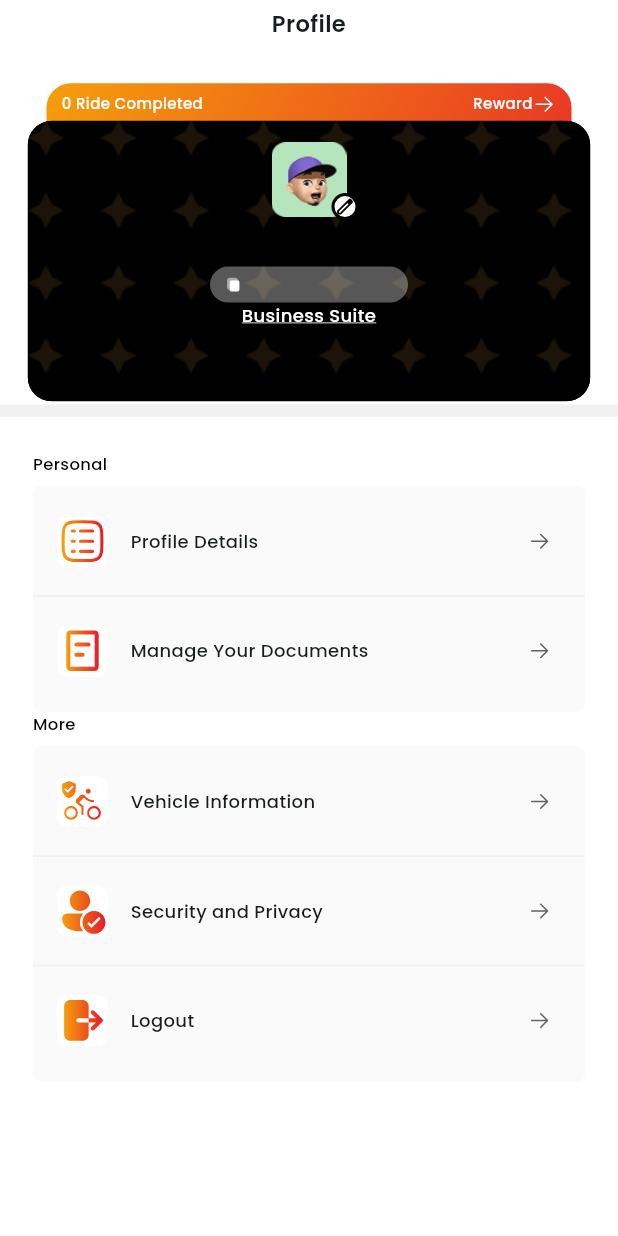
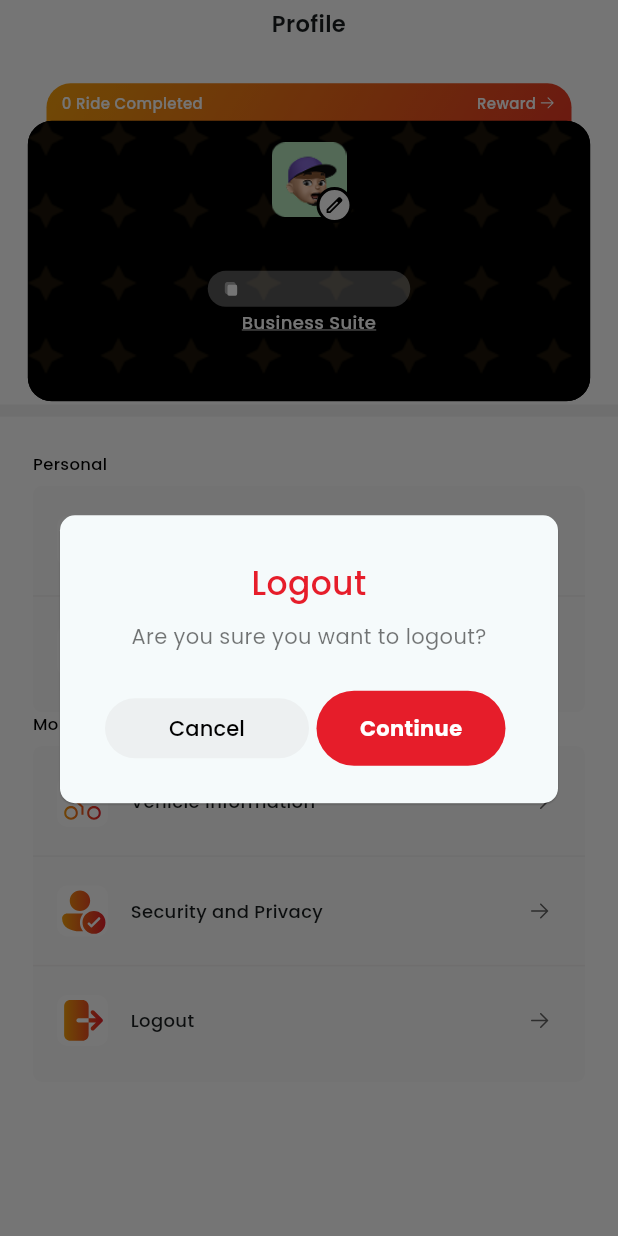
Before and after one commit to FreedomGhanaLabs/FreedomDiver, a Flutter app: the ProfileScreen screen opened by its route, after a tap on "Logout", on a phone screen of 412 x 824 dp. Run offline on Flutter 3.47's test engine with Material 3 defaults, Android fonts, the phone set to English and light mode, and no system bars; drawn by our look-alikes of loader_overlay; our stand-ins replace awesome_dialog, awesome_snackbar_content, bloc, country_code_picker, dio, dotted_border and 25 more; missing offline and left inert: country_state_city_picker, flutter_polyline_points; accounts and stored records are empty; network calls fail; project files that could hold a hidden picture were left out.

Commit message:
changed 12 files

```diff
--- /dev/null
+++ b/devtools_options 2.yaml
@@ -0,0 +1,3 @@
+description: This file stores settings for Dart & Flutter DevTools.
+documentation: https://docs.flutter.dev/tools/devtools/extensions#configure-extension-enablement-states
+extensions:
--- a/lib/feature/documents/cubit/driver_document_state.dart
+++ b/lib/feature/documents/cubit/driver_document_state.dart
@@ -15,11 +15,11 @@ class DocumentLoading extends DocumentState {}
 class DocumentSuccess extends DocumentState {}
 
 class DocumentLoaded extends DocumentState {
-  const DocumentLoaded(this.driver);
-  final DriverDocument driver;
+  const DocumentLoaded(this.document);
+  final DriverDocument document;
 
   @override
-  List<Object?> get props => [driver];
+  List<Object?> get props => [document];
 }
 
 class DocumentError extends DocumentState {
--- a/lib/feature/profile/view/profile_screen.dart
+++ b/lib/feature/profile/view/profile_screen.dart
@@ -9,6 +9,7 @@ import 'package:freedomdriver/feature/profile/widget/stacked_profile_card.dart';
 import 'package:freedomdriver/shared/app_config.dart';
 import 'package:freedomdriver/shared/widgets/decorated_back_button.dart';
 import 'package:freedomdriver/utilities/responsive.dart';
+import 'package:freedomdriver/utilities/show_dialog.dart';
 import 'package:freedomdriver/utilities/ui.dart';
 import 'package:get/get_utils/get_utils.dart';
 
@@ -19,7 +20,7 @@ import '../../authentication/login/view/login_form_screen.dart';
 
 class ProfileScreen extends StatefulWidget {
   const ProfileScreen({super.key, this.hasBackButton = false});
-  static const routeName = '/profileScreen';
+  static const routeName = '/profile-screen';
   final bool hasBackButton;
 
   @override
@@ -67,11 +68,7 @@ class _ProfileScreenState extends State<ProfileScreen> {
                       ).pushNamed(AvailabilityDashboard.routeName);
                     },
                     onTapLogout:
-                        () =>
-                        // showAlert.switch (expression) {
-                    //   pattern => value,
-                        // }
-                        (
+                        () => showAlertDialog(
                           context,
                           'Logout',
                           'Are you sure you want to logout?',
@@ -98,6 +95,7 @@ class _ProfileScreenState extends State<ProfileScreen> {
                             }, showOverlay: true);
                           },
                         ),
+
                   ),
                   const VSpace(whiteSpace),
                 ],
--- a/lib/feature/profile/widget/stacked_profile_card.dart
+++ b/lib/feature/profile/widget/stacked_profile_card.dart
@@ -1,5 +1,6 @@
 import 'package:flutter/material.dart';
 import 'package:flutter_bloc/flutter_bloc.dart';
+import 'package:freedomdriver/feature/documents/cubit/driver_document_cubit.dart';
 import 'package:freedomdriver/feature/driver/cubit/driver_cubit.dart';
 import 'package:freedomdriver/feature/driver/cubit/driver_state.dart';
 import 'package:freedomdriver/feature/driver/extension.dart';
@@ -11,6 +12,10 @@ import 'package:freedomdriver/shared/widgets/app_icon.dart';
 import 'package:freedomdriver/utilities/copy_to_clipboard.dart';
 import 'package:freedomdriver/utilities/responsive.dart';
 import 'package:freedomdriver/utilities/ui.dart';
+
+import '../../../utilities/pick_file.dart';
+import '../../documents/cubit/driver_document_state.dart';
+import '../../main_activity/cubit/main_activity_cubit.dart';
 
 class ProfileCard extends StatelessWidget {
   const ProfileCard({super.key});
@@ -25,6 +30,11 @@ class ProfileCard extends StatelessWidget {
         final completedRides = earning?.completedRides ?? 0;
         return BlocBuilder<DriverCubit, DriverState>(
           builder: (context, state) {
+            final documentCubit = context.watch<DocumentCubit>();
+            final document =
+                documentCubit.state is DocumentLoaded
+                    ? documentCubit.state
+                    : null;
             return Stack(
               alignment: Alignment.center,
               clipBehavior: Clip.none,
@@ -44,7 +54,12 @@ class ProfileCard extends StatelessWidget {
                     child: Row(
                       crossAxisAlignment: CrossAxisAlignment.start,
                       children: [
-                        Text(
+                        InkWell(
+                          onTap:
+                              () => context
+                                  .read<MainActivityCubit>()
+                                  .changeIndex(2),
+                          child: Text(
                             '$completedRides Ride${completedRides <= 1 ? '' : 's'} Completed',
                             textAlign: TextAlign.center,
                             style: TextStyle(
@@ -53,9 +68,17 @@ class ProfileCard extends StatelessWidget {
                               fontWeight: FontWeight.w500,
                             ),
                           ),
+                        ),
                         Spacer(),
+                        InkWell(
+                          onTap:
+                              () => context
+                                  .read<MainActivityCubit>()
+                                  .changeIndex(1),
+                          child: Row(
+                            children: [
                               Text(
-                          'Reward',
+                                'Reward ',
                                 textAlign: TextAlign.center,
                                 style: TextStyle(
                                   color: Colors.white,
@@ -63,7 +86,11 @@ class ProfileCard extends StatelessWidget {
                                   fontWeight: FontWeight.w500,
                                 ),
                               ),
-                        AppIcon(iconName: 'arrow_right_icon'),
+                              AppIcon(iconName: 'arrow_right_icon', height: 12),
+                            ],
+                          ),
+                        ),
+
                       ],
                     ),
                   ),
@@ -108,9 +135,19 @@ class ProfileCard extends StatelessWidget {
                                 ),
                               ),
                               Positioned(
-                                bottom: -2,
-                                right: -8,
+                                bottom: -4,
+                                right: -4,
+                                child: InkWell(
+                                  onTap: () {
+                                    pickFile(
+                                      context,
+                                      title: 'Update Profile Picture',
+                                      description:
+                                          'Select a new photo to refresh your profile image',
+                                    );
+                                  },
                                   child: Container(
+                                    padding: const EdgeInsets.all(3),
                                     decoration: BoxDecoration(
                                       shape: BoxShape.circle,
                                       color: Colors.white,
@@ -121,10 +158,11 @@ class ProfileCard extends StatelessWidget {
                                     ),
                                   ),
                                 ),
+                              ),
                             ],
                           ),
                         ),
-                        const VSpace(2),
+                        const VSpace(medWhiteSpace),
                         Text(
                           context.driver?.fullName ?? '',
                           textAlign: TextAlign.center,
@@ -134,9 +172,9 @@ class ProfileCard extends StatelessWidget {
                             fontWeight: FontWeight.w500,
                           ),
                         ),
-                        const VSpace(smallWhiteSpace),
+                        const VSpace(medWhiteSpace),
                         Container(
-                          width: 132,
+                          width: 135,
                           height: 24,
                           padding: const EdgeInsets.only(left: 10),
                           decoration: ShapeDecoration(
@@ -154,7 +192,7 @@ class ProfileCard extends StatelessWidget {
                             child: Row(
                               children: [
                                 const AppIcon(iconName: 'copy_button_icon'),
-                                const HSpace(7),
+                                const HSpace(extraSmallWhiteSpace),
                                 Text(
                                   context.driver?.phone ??
                                       context.driver?.email ??
@@ -170,6 +208,7 @@ class ProfileCard extends StatelessWidget {
                             ),
                           ),
                         ),
+                        VSpace(2),
                         const Text(
                           'Business Suite',
                           textAlign: TextAlign.center,
--- a/lib/router/router.dart
+++ b/lib/router/router.dart
@@ -28,6 +28,7 @@ import 'package:freedomdriver/shared/screens/success_screen.dart';
 import 'package:freedomdriver/shared/screens/verification_status_screen.dart';
 
 import '../feature/documents/ghana_card/view/ghana_card_form.dart';
+import '../feature/profile/view/profile_image_cropper.dart';
 
 Route<dynamic> onGenerateRoute(RouteSettings settings) {
   log('Next Route: ${settings.name}');
@@ -144,6 +145,11 @@ Route<dynamic> onGenerateRoute(RouteSettings settings) {
         (_) => const ProfileDetails(),
         settings: settings,
       );
+    case ProfileImageCropper.routeName:
+      return _pageBuilder(
+        (_) => const ProfileImageCropper(),
+        settings: settings,
+      );
     case DocumentManagementScreen.routeName:
       return _pageBuilder(
         (_) => const DocumentManagementScreen(),
--- a/lib/utilities/show_dialog.dart
+++ b/lib/utilities/show_dialog.dart
@@ -16,13 +16,12 @@ void showAlertDialog(
   DialogType dialogType = DialogType.noHeader,
   void Function()? onPressed,
 }) {
-  // final isDarkMode = Theme.of(context).brightness == Brightness.dark;
 
   AwesomeDialog(
     useRootNavigator: true,
     context: context,
     dialogType: dialogType,
-    animType: AnimType.bottomSlide,
+    animType: AnimType.topSlide,
     padding: const EdgeInsets.all(smallWhiteSpace),
     title: title,
     desc: message,
--- a/pubspec.yaml
+++ b/pubspec.yaml
@@ -39,6 +39,7 @@ dependencies:
   hive_generator: ^2.0.1
   http: ^1.3.0
   http_parser: ^4.1.2
+  image_cropper: ^9.1.0
   image_picker: ^1.1.2
   intl: ^0.19.0
   loader_overlay: ^5.0.0
```
Also changed, not shown: lib/feature/earnings/widgets/utility.dart (+5 -5 lines), lib/feature/profile/view/profile_image_cropper.dart (added, +59 -0 lines), lib/shared/widgets/upload_button.dart (+2 -41 lines), lib/utilities/pick_file.dart (added, +56 -0 lines), pubspec.lock. Lines whose indentation alone changed are shown as unchanged.
